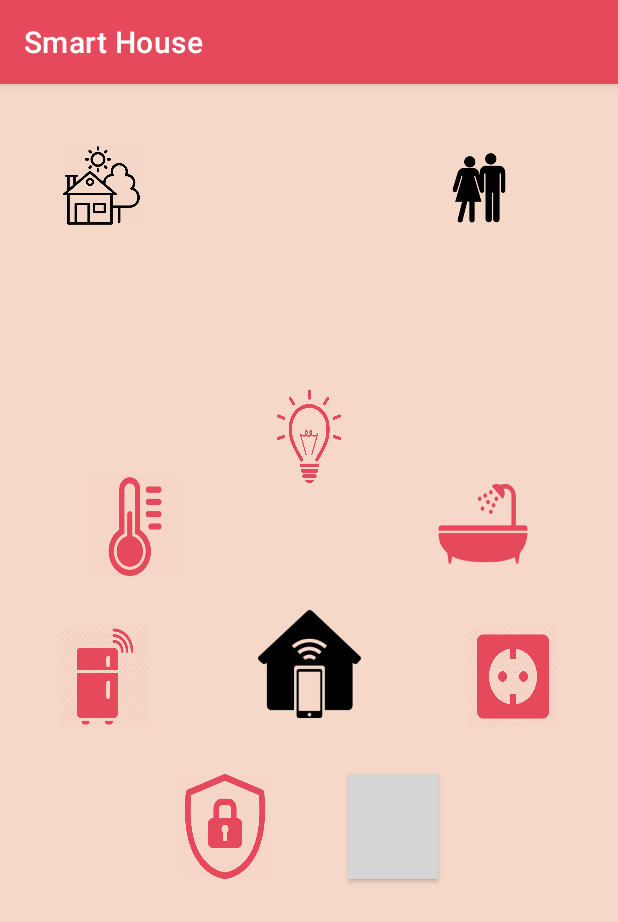
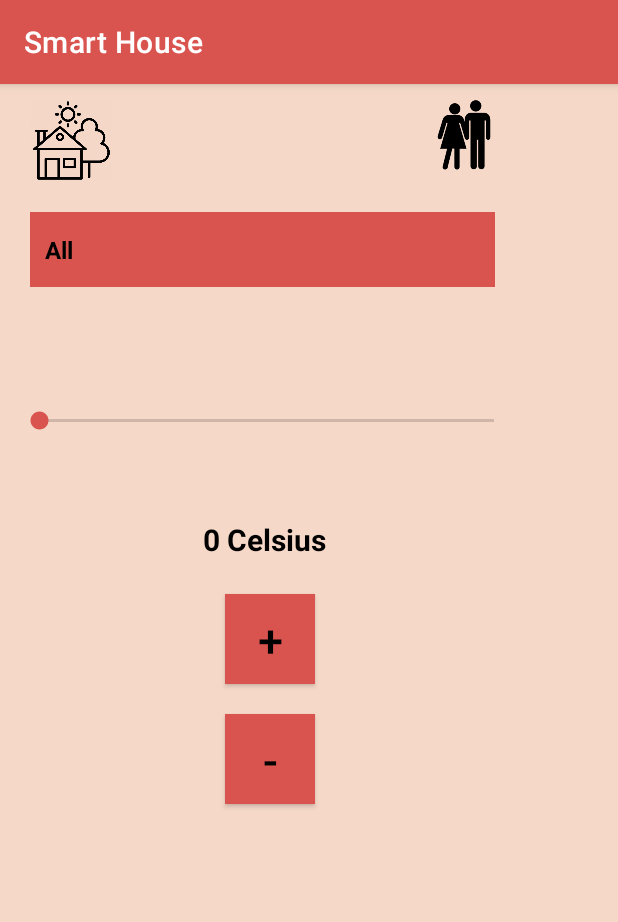
Before and after one commit to michneaionuc/ECHIPA_13_PIU_2020, an Android app: the ParentsMainPage screen opened directly, with no data from a screen before it, after a tap on an icon or button, on a phone screen of 412 x 824 dp. Shown: the top 922 px of the screen. Run offline under Robolectric (Android 15) with nearby library versions, the phone set to English and light mode, and no system bars; grey boxes are pictures that could not be loaded.

Commit message:
Implemented features for temperature screen

```diff
--- a/app/src/main/AndroidManifest.xml
+++ b/app/src/main/AndroidManifest.xml
@@ -17,6 +17,7 @@
             </intent-filter>
         </activity>
         <activity android:name=".ParentsMainPage"/>
+        <activity android:name=".TemperatureActivity"/>
     </application>
 
 </manifest>
--- a/app/src/main/java/com/example/smarthouse/ParentsMainPage.kt
+++ b/app/src/main/java/com/example/smarthouse/ParentsMainPage.kt
@@ -1,6 +1,8 @@
 package com.example.smarthouse
 
+import android.content.Intent
 import android.os.Bundle
+import android.widget.Button
 import androidx.appcompat.app.AppCompatActivity
 
 class ParentsMainPage: AppCompatActivity() {
@@ -8,5 +10,12 @@ class ParentsMainPage: AppCompatActivity() {
     override fun onCreate(savedInstanceState: Bundle?){
         super.onCreate(savedInstanceState)
         setContentView(R.layout.parents_main_page)
+
+        val temperatureButton: Button = findViewById(R.id.temperature_button)
+
+        temperatureButton.setOnClickListener {
+            val intent = Intent(this, TemperatureActivity::class.java)
+            startActivity(intent)
+        }
     }
 }
--- /dev/null
+++ b/app/src/main/java/com/example/smarthouse/TemperatureActivity.kt
@@ -0,0 +1,193 @@
+package com.example.smarthouse
+
+import android.content.Intent
+import android.os.Bundle
+import android.view.View
+import android.widget.*
+import androidx.appcompat.app.AppCompatActivity
+import androidx.core.view.get
+import androidx.core.widget.addTextChangedListener
+
+class TemperatureActivity: AppCompatActivity() {
+
+    var allTemperature = "0 Celsius"
+    var kitchenTemperature = "0 Celsius"
+    var livingRoomTemperature = "0 Celsius"
+    var bathTemperature = "0 Celsius"
+    var parentsTemperature = "0 Celsius"
+    var grandparentsTemperature = "0 Celsius"
+    var teenTemperature = "0 Celsius"
+    var kidsTemperature = "0 Celsius"
+    var selected_room = "All"
+    var displayed_temp = "0 Celsius"
+    var previous_Temp = "0 Celsius"
+    var tempVal = 0
+
+    override fun onCreate(savedInstanceState: Bundle?){
+        super.onCreate(savedInstanceState)
+        setContentView(R.layout.temperature_page)
+
+        val rooms = arrayOf<String>("All", "Kitchen", "Living room", "Bath", "Bedroom parents", "Bedroom grandparents", "Bedroom teen", "Bedroom kids")
+
+        val spinner: Spinner = findViewById(R.id.spinner)
+        val temperatureBar: SeekBar = findViewById(R.id.temperature_seek_bar)
+        val temperatureValue: TextView = findViewById(R.id.temperature_value)
+        val plusButton :Button = findViewById(R.id.increase_temperature)
+        val minusButton :Button = findViewById(R.id.decrease_temperature)
+
+        plusButton.setOnClickListener {
+            if(tempVal < 40) {
+                tempVal += 1;
+                if(selected_room == "All") {
+                    previous_Temp = tempVal.toString() + " Celsius";
+                }
+                setTemperature(selected_room, tempVal.toString() + " Celsius")
+                setDisplayedTemp(selected_room)
+                temperatureValue.text = displayed_temp
+            }
+        }
+
+        minusButton.setOnClickListener {
+            if(tempVal > 0) {
+                tempVal -= 1;
+                if(selected_room == "All") {
+                    previous_Temp = tempVal.toString() + " Celsius";
+                }
+                setTemperature(selected_room, tempVal.toString() + " Celsius")
+                setDisplayedTemp(selected_room)
+                temperatureValue.text = displayed_temp
+            }
+        }
+
+        if (spinner != null) {
+            val roomsAdapter = ArrayAdapter(
+                this,
+                R.layout.spinner_list, rooms
+            )
+            roomsAdapter.setDropDownViewResource(R.layout.spinner_list)
+            spinner.adapter = roomsAdapter
+
+            spinner.onItemSelectedListener = object :
+                AdapterView.OnItemSelectedListener {
+                override fun onItemSelected(parent: AdapterView<*>,
+                                            view: View, position: Int, id: Long) {
+                    selected_room = rooms[position]
+                    setDisplayedTemp(selected_room);
+                    temperatureValue.text = displayed_temp
+                }
+
+                override fun onNothingSelected(parent: AdapterView<*>) {
+                    // write code to perform some action
+                }
+            }
+        }
+
+        temperatureValue.text = "0 Celsius"
+
+        temperatureBar?.setOnSeekBarChangeListener(object :
+            SeekBar.OnSeekBarChangeListener {
+            var barVal = 0;
+            override fun onProgressChanged(seek: SeekBar,
+                                           progress: Int, fromUser: Boolean) {
+                barVal = progress;
+                if(selected_room == "All") {
+                    previous_Temp = barVal.toString() + " Celsius";
+                }
+                setTemperature(selected_room, barVal.toString() + " Celsius")
+                setDisplayedTemp(selected_room)
+                temperatureValue.text = displayed_temp
+                tempVal = progress
+            }
+
+            override fun onStartTrackingTouch(seek: SeekBar) {
+                // write custom code for progress is started
+            }
+
+            override fun onStopTrackingTouch(seek: SeekBar) {
+            }
+        })
+
+        temperatureValue.addTextChangedListener {
+            temperatureBar.progress = getTempValue(displayed_temp)
+        }
+    }
+
+
+    fun setTemperature(room: String, temp: String) {
+        when(room) {
+            "All" -> {
+                allTemperature = temp;
+                if(previous_Temp != displayed_temp) {
+                    kitchenTemperature = temp;
+                    livingRoomTemperature = temp;
+                    bathTemperature = temp;
+                    parentsTemperature = temp;
+                    grandparentsTemperature = temp;
+                    teenTemperature = temp;
+                    kidsTemperature = temp;
+                }
+            }
+            "Kitchen" -> {
+                kitchenTemperature = temp;
+            }
+            "Living room" -> {
+                livingRoomTemperature = temp;
+            }
+            "Bath" -> {
+                bathTemperature = temp;
+            }
+            "Bedroom parents" -> {
+                parentsTemperature = temp;
+            }
+            "Bedroom grandparents" -> {
+                grandparentsTemperature = temp;
+            }
+            "Bedroom teen" -> {
+                teenTemperature = temp;
+            }
+            "Bedroom kids" -> {
+                kidsTemperature = temp;
+            }
+        }
+    }
+
+    fun setDisplayedTemp(room: String) {
+        when(room) {
+            "All" -> {
+                displayed_temp = allTemperature;
+            }
+            "Kitchen" -> {
+                displayed_temp = kitchenTemperature;
+            }
+            "Living room" -> {
+                displayed_temp = livingRoomTemperature;
+            }
+            "Bath" -> {
+                displayed_temp = bathTemperature;
+            }
+            "Bedroom parents" -> {
+                displayed_temp = parentsTemperature;
+            }
+            "Bedroom grandparents" -> {
+                displayed_temp = grandparentsTemperature;
+            }
+            "Bedroom teen" -> {
+                displayed_temp = teenTemperature;
+            }
+            "Bedroom kids" -> {
+                displayed_temp = kidsTemperature;
+            }
+        }
+    }
+
+    fun getTempValue(temp: String): Int {
+        var tempValue = 0;
+
+        if(temp[1] == ' ') {
+            tempValue = Integer.parseInt(temp.substring(0, 2).dropLast(1));
+        } else {
+            tempValue = Integer.parseInt(temp.substring(0, 2));
+        }
+        return tempValue;
+    }
+}
--- a/app/src/main/res/layout/parents_main_page.xml
+++ b/app/src/main/res/layout/parents_main_page.xml
@@ -60,7 +60,6 @@
         android:layout_width="60dp"
         android:layout_height="70dp"
         android:background="@drawable/temperature_icon"
-        android:onClick="temperaturePageForward"
         android:radius="60dp"
         app:layout_constraintLeft_toLeftOf="parent"
         app:layout_constraintTop_toTopOf="parent"
--- /dev/null
+++ b/app/src/main/res/layout/spinner_list.xml
@@ -0,0 +1,8 @@
+<?xml version="1.0" encoding="utf-8"?>
+<TextView xmlns:android="http://schemas.android.com/apk/res/android"
+    android:layout_width="match_parent"
+    android:layout_height="wrap_content"
+    android:padding="10dp"
+    android:textColor="@android:color/black"
+    android:textSize="16sp"
+    android:textStyle="bold" />
--- /dev/null
+++ b/app/src/main/res/layout/temperature_page.xml
@@ -0,0 +1,100 @@
+<?xml version="1.0" encoding="utf-8"?>
+<androidx.constraintlayout.widget.ConstraintLayout xmlns:android="http://schemas.android.com/apk/res/android"
+    xmlns:app="http://schemas.android.com/apk/res-auto"
+    xmlns:tools="http://schemas.android.com/tools"
+    android:layout_width="match_parent"
+    android:layout_height="match_parent"
+    android:background="@color/background"
+    android:orientation="vertical"
+    tools:context=".MainActivity">
+
+    <ImageView
+        android:id="@+id/house_icon"
+        android:layout_marginLeft="20dp"
+        android:layout_marginTop="10dp"
+        android:layout_width="55dp"
+        android:layout_height="55dp"
+        android:src="@drawable/house_icon"
+        app:layout_constraintTop_toTopOf="parent"
+        app:layout_constraintStart_toStartOf="parent"
+        app:layout_constraintEnd_toStartOf="@+id/parents_icon"/>
+
+    <ImageView
+        android:id="@+id/parents_icon"
+        android:layout_width="48dp"
+        android:layout_height="48dp"
+        android:layout_marginRight="40dp"
+        android:layout_marginStart="210dp"
+        android:layout_marginTop="10dp"
+        android:src="@drawable/parents_icon"
+        app:layout_constraintStart_toEndOf="@+id/house_icon"
+        app:layout_constraintTop_toTopOf="parent" />
+
+    <Spinner
+        android:id="@+id/spinner"
+        android:layout_width="310dp"
+        android:layout_height="50dp"
+        android:layout_marginLeft="20dp"
+        android:layout_marginRight="40dp"
+        android:layout_marginTop="20dp"
+        android:background="@color/pink"
+        android:popupBackground="@color/pink"
+        android:textSize="18dp"
+        android:textStyle="bold"
+        app:layout_constraintStart_toStartOf="parent"
+        app:layout_constraintTop_toBottomOf="@+id/house_icon" />
+
+    <RelativeLayout
+        android:layout_width="match_parent" android:layout_height="match_parent">
+        <SeekBar
+            android:id="@+id/temperature_seek_bar"
+            android:layout_width="335dp"
+            android:layout_height="50dp"
+            android:layout_marginLeft="10dp"
+            android:layout_marginTop="200dp"
+            android:max="40"
+            android:indeterminate="false"
+            android:progress="0" />
+
+        <TextView
+            android:id="@+id/temperature_value"
+            android:layout_width="147dp"
+            android:layout_height="48dp"
+            android:layout_below="@+id/temperature_seek_bar"
+            android:layout_alignLeft="@+id/temperature_seek_bar"
+            android:layout_marginLeft="125dp"
+            android:layout_marginTop="40dp"
+            android:textColor="@color/black"
+            android:textSize="20dp"
+            android:textStyle="bold" />
+
+        <Button
+            android:id="@+id/increase_temperature"
+            android:layout_width="60dp"
+            android:layout_height="60dp"
+            android:text="+"
+            android:radius="50dp"
+            android:textColor="@color/black"
+            android:textSize="30dp"
+            android:background="@color/pink"
+            app:layout_constraintLeft_toLeftOf="parent"
+            app:layout_constraintTop_toTopOf="parent"
+            android:layout_marginTop="340dp"
+            android:layout_marginLeft="150dp" />
+
+        <Button
+            android:id="@+id/decrease_temperature"
+            android:layout_width="60dp"
+            android:layout_height="60dp"
+            android:text="-"
+            android:radius="50dp"
+            android:textColor="@color/black"
+            android:textSize="30dp"
+            android:background="@color/pink"
+            app:layout_constraintLeft_toLeftOf="parent"
+            app:layout_constraintTop_toTopOf="parent"
+            android:layout_marginTop="420dp"
+            android:layout_marginLeft="150dp" />
+    </RelativeLayout>
+
+</androidx.constraintlayout.widget.ConstraintLayout>
--- a/app/src/main/res/values/colors.xml
+++ b/app/src/main/res/values/colors.xml
@@ -7,7 +7,7 @@
     <color name="teal_700">#FF018786</color>
     <color name="black">#FF000000</color>
     <color name="white">#FFFFFFFF</color>
-    <color name="pink">#E7495C</color>
+    <color name="pink">#d9534f</color>
     <color name="dark_gray">#666A67</color>
     <color name="background">#F5D8C8</color>
     <color name="primary_burgundy">#55040E</color>
```
